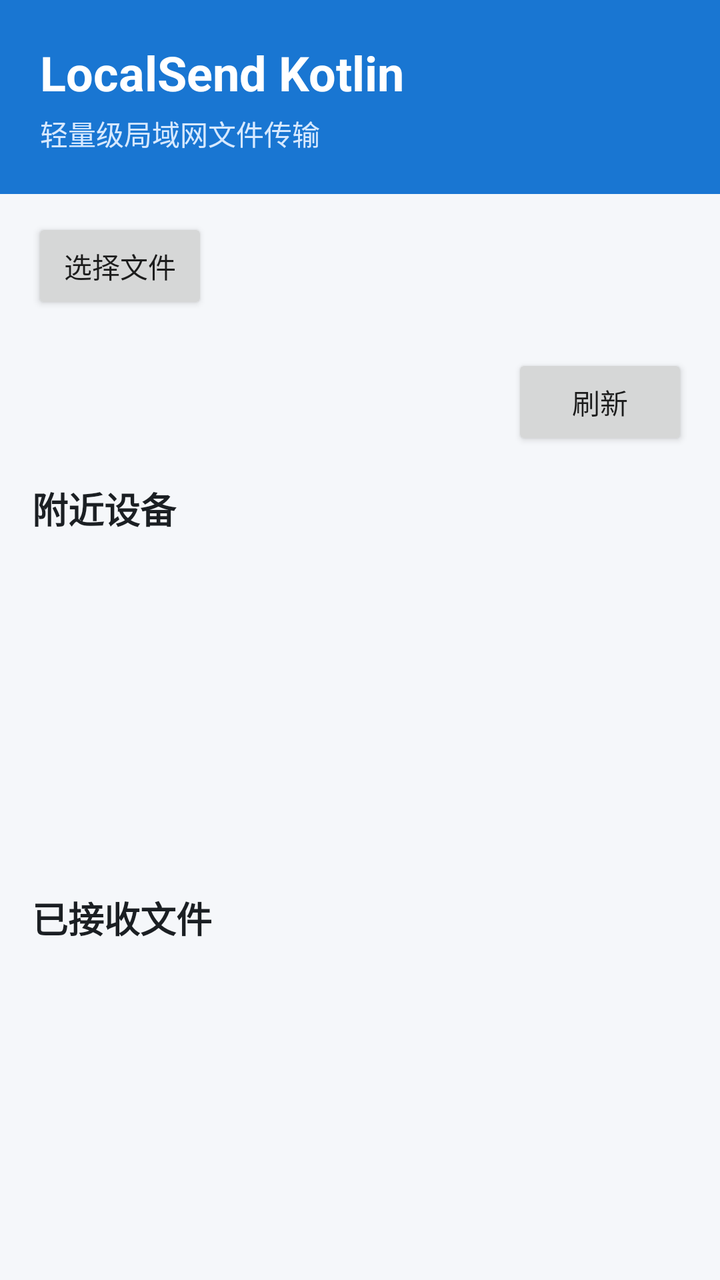
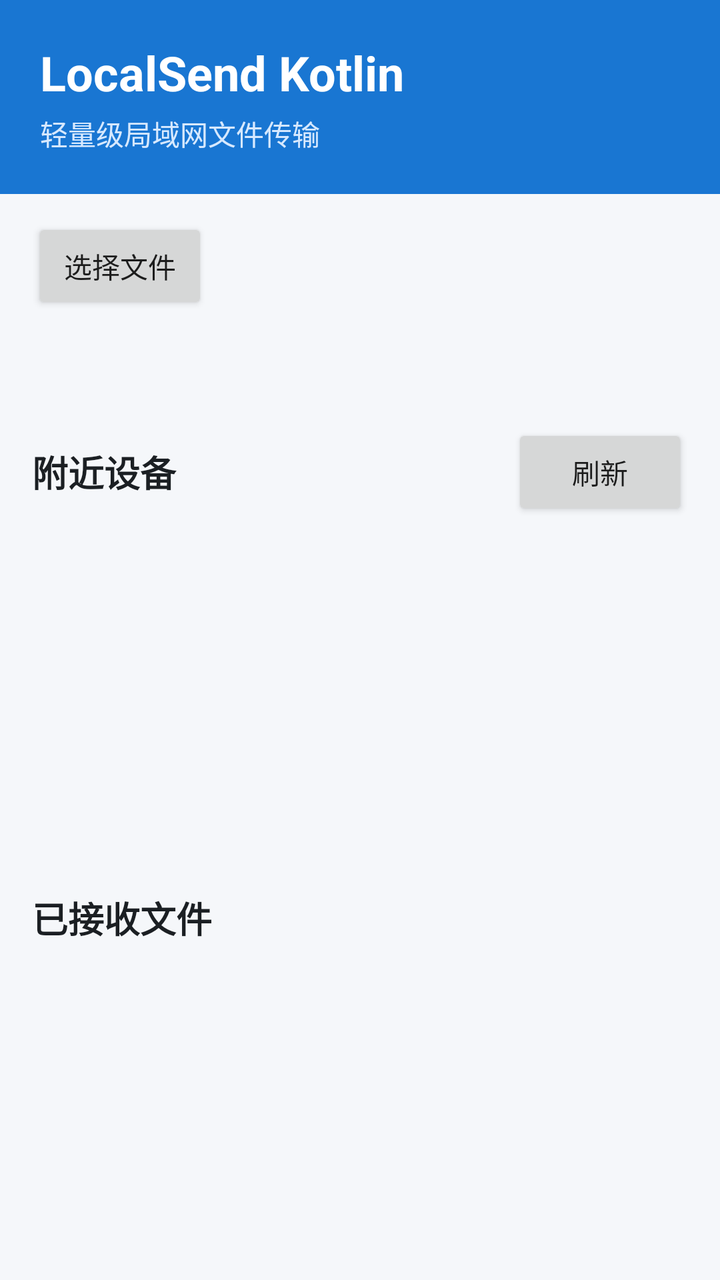

The first picture is an Android layout as it rendered before a commit; the second is the same layout after the commit. The layout source and the unified diff follow.
<!-- AndroidManifest.xml: activity theme Theme.Localsendkotlin -->
<!-- res/layout/activity_main.xml -->
<?xml version="1.0" encoding="utf-8"?>
<LinearLayout xmlns:android="http://schemas.android.com/apk/res/android"
    android:layout_width="match_parent"
    android:layout_height="match_parent"
    android:background="@color/window_background"
    android:orientation="vertical">

    <LinearLayout
        android:layout_width="match_parent"
        android:layout_height="wrap_content"
        android:background="@color/brand_primary"
        android:orientation="vertical"
        android:padding="20dp">

        <TextView
            android:layout_width="wrap_content"
            android:layout_height="wrap_content"
            android:text="@string/app_name"
            android:textColor="@android:color/white"
            android:textSize="24sp"
            android:textStyle="bold" />

        <TextView
            android:layout_width="wrap_content"
            android:layout_height="wrap_content"
            android:layout_marginTop="4dp"
            android:text="@string/app_subtitle"
            android:textColor="@color/header_subtitle"
            android:textSize="14sp" />
    </LinearLayout>

    <Button
        android:id="@+id/select_file_button"
        android:layout_width="wrap_content"
        android:layout_height="wrap_content"
        android:layout_marginLeft="16dp"
        android:layout_marginTop="12dp"
        android:layout_marginBottom="4dp"
        android:text="@string/select_file" />

    <LinearLayout
        android:layout_width="match_parent"
        android:layout_height="wrap_content"
        android:orientation="horizontal"
        android:padding="16dp">

        <TextView
            android:id="@+id/discovery_status"
            android:layout_width="0dp"
            android:layout_height="wrap_content"
            android:layout_weight="1"
            android:textColor="@color/secondary_text"
            android:textSize="14sp" />

        <Button
            android:id="@+id/refresh_button"
            android:layout_width="wrap_content"
            android:layout_height="wrap_content"
            android:text="@string/refresh_devices" />
    </LinearLayout>

    <TextView
        android:layout_width="match_parent"
        android:layout_height="wrap_content"
        android:paddingLeft="16dp"
        android:paddingRight="16dp"
        android:paddingBottom="8dp"
        android:text="@string/nearby_devices"
        android:textColor="@color/primary_text"
        android:textSize="18sp"
        android:textStyle="bold" />

    <androidx.recyclerview.widget.RecyclerView
        android:id="@+id/device_list"
        android:layout_width="match_parent"
        android:layout_height="0dp"
        android:layout_weight="1"
        android:clipToPadding="false"
        android:padding="8dp" />

    <TextView
        android:layout_width="match_parent"
        android:layout_height="wrap_content"
        android:paddingLeft="16dp"
        android:paddingTop="8dp"
        android:paddingRight="16dp"
        android:paddingBottom="8dp"
        android:text="@string/received_files"
        android:textColor="@color/primary_text"
        android:textSize="18sp"
        android:textStyle="bold" />

    <androidx.recyclerview.widget.RecyclerView
        android:id="@+id/received_file_list"
        android:layout_width="match_parent"
        android:layout_height="160dp"
        android:clipToPadding="false"
        android:padding="8dp" />
</LinearLayout>
<!-- resources referenced by this layout -->
<resources>
  <color name="brand_primary">#1976D2</color>
  <color name="header_subtitle">#D7E9FF</color>
  <color name="primary_text">#1B1F23</color>
  <color name="secondary_text">#5F6368</color>
  <color name="window_background">#F5F7FA</color>
  <string name="app_name">LocalSend Kotlin</string>
  <string name="app_subtitle">轻量级局域网文件传输</string>
  <string name="nearby_devices">附近设备</string>
  <string name="received_files">已接收文件</string>
  <string name="refresh_devices">刷新</string>
  <string name="select_file">选择文件</string>
  <style name="Theme.Localsendkotlin" parent="android:Theme.Material.Light.NoActionBar" />
</resources>

<!-- the commit's change to res/layout/activity_main.xml (unified diff, before → after) -->
@@ -41,6 +41,7 @@
     <LinearLayout
         android:layout_width="match_parent"
         android:layout_height="wrap_content"
+        android:gravity="center_vertical"
         android:orientation="horizontal"
         android:padding="16dp">
 
@@ -52,23 +53,48 @@
             android:textColor="@color/secondary_text"
             android:textSize="14sp" />
 
+        <ProgressBar
+            android:id="@+id/transfer_progress"
+            style="?android:attr/progressBarStyleHorizontal"
+            android:layout_width="120dp"
+            android:layout_height="wrap_content"
+            android:max="100"
+            android:progress="0"
+            android:visibility="gone" />
+
+        <Button
+            android:id="@+id/cancel_transfer_button"
+            android:layout_width="wrap_content"
+            android:layout_height="wrap_content"
+            android:layout_marginLeft="8dp"
+            android:text="@string/cancel_transfer"
+            android:visibility="gone" />
+    </LinearLayout>
+
+    <LinearLayout
+        android:layout_width="match_parent"
+        android:layout_height="wrap_content"
+        android:gravity="center_vertical"
+        android:orientation="horizontal"
+        android:paddingLeft="16dp"
+        android:paddingRight="16dp"
+        android:paddingBottom="8dp">
+
+        <TextView
+            android:layout_width="0dp"
+            android:layout_height="wrap_content"
+            android:layout_weight="1"
+            android:text="@string/nearby_devices"
+            android:textColor="@color/primary_text"
+            android:textSize="18sp"
+            android:textStyle="bold" />
+
         <Button
             android:id="@+id/refresh_button"
             android:layout_width="wrap_content"
             android:layout_height="wrap_content"
             android:text="@string/refresh_devices" />
     </LinearLayout>
-
-    <TextView
-        android:layout_width="match_parent"
-        android:layout_height="wrap_content"
-        android:paddingLeft="16dp"
-        android:paddingRight="16dp"
-        android:paddingBottom="8dp"
-        android:text="@string/nearby_devices"
-        android:textColor="@color/primary_text"
-        android:textSize="18sp"
-        android:textStyle="bold" />
 
     <androidx.recyclerview.widget.RecyclerView
         android:id="@+id/device_list"
<!-- resource entries referenced after the edit -->
@@ -7,6 +7,7 @@
   <color name="window_background">#F5F7FA</color>
   <string name="app_name">LocalSend Kotlin</string>
   <string name="app_subtitle">轻量级局域网文件传输</string>
+  <string name="cancel_transfer">取消</string>
   <string name="nearby_devices">附近设备</string>
   <string name="received_files">已接收文件</string>
   <string name="refresh_devices">刷新</string>
